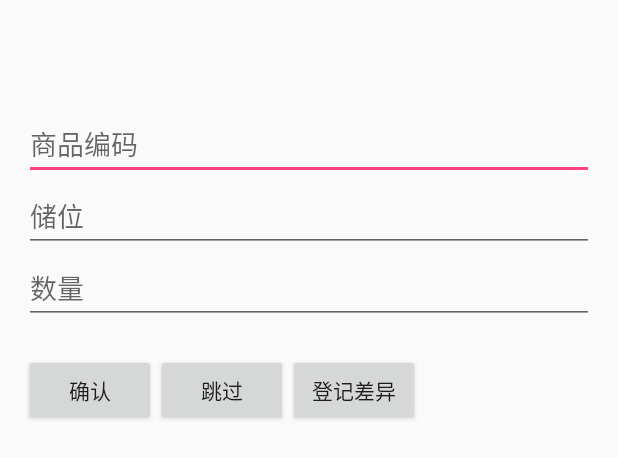
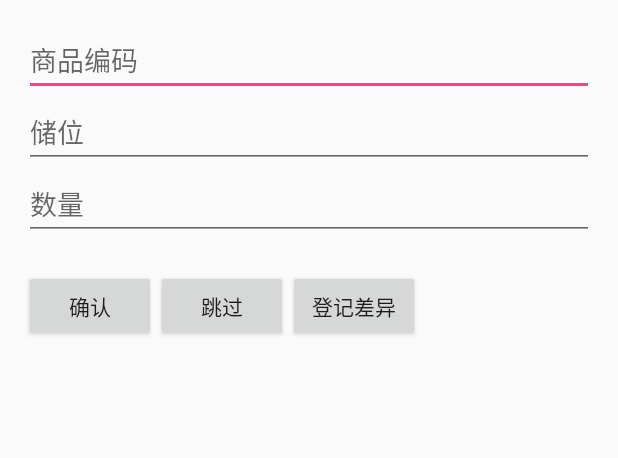
Before and after one commit to yhthu/AndroidViewDependency, an Android app: the layout activity_main.xml on its own in the app's theme, with its tools: preview values and no code run, on a phone screen of 412 x 824 dp. Shown: the top 458 px of the screen. Run offline under Robolectric (Android 15) with nearby library versions, the phone set to English and light mode, and no system bars.

Commit message:
修改逻辑

```diff
--- a/app/src/main/AndroidManifest.xml
+++ b/app/src/main/AndroidManifest.xml
@@ -1,6 +1,6 @@
 <?xml version="1.0" encoding="utf-8"?>
 <manifest xmlns:android="http://schemas.android.com/apk/res/android"
-    package="com.jd.mrd.viewdependency">
+    package="com.yhthu.viewdependency">
 
     <application
         android:allowBackup="true"
--- a/app/src/main/java/com/android/yhthu/viewdependency/MainActivity.java
+++ b/app/src/main/java/com/yhthu/viewdependency/MainActivity.java
@@ -1,4 +1,4 @@
-package com.android.yhthu.viewdependency;
+package com.yhthu.viewdependency;
 
 import android.os.Bundle;
 import android.support.v7.app.AppCompatActivity;
@@ -8,14 +8,15 @@ import android.view.inputmethod.EditorInfo;
 import android.widget.TextView;
 import android.widget.Toast;
 
-import com.android.yhthu.viewdependency.annotation.ViewDependency;
-import com.android.yhthu.viewdependency.annotation.ViewName;
-import com.android.yhthu.viewdependency.view.WatchButton;
-import com.android.yhthu.viewdependency.view.WatchEditText;
-import com.jd.mrd.viewdependency.R;
+import com.yhthu.viewdependency.R;
+import com.yhthu.viewdependency.annotation.ViewDependency;
+import com.yhthu.viewdependency.annotation.ViewName;
+import com.yhthu.viewdependency.view.WatchButton;
+import com.yhthu.viewdependency.view.WatchEditText;
 
 /**
  * 控件状态依赖Demo
+ *
  * @author yanghao1
  */
 public class MainActivity extends AppCompatActivity implements View.OnClickListener, TextView.OnEditorActionListener {
@@ -81,19 +82,19 @@ public class MainActivity extends AppCompatActivity implements View.OnClickListe
     @Override
     public boolean onEditorAction(TextView v, int actionId, KeyEvent event) {
         if (actionId == EditorInfo.IME_ACTION_NEXT && v == editQuery1
-                && (query1Str = editQuery1.getText().toString()).isEmpty()) {
+                && !(query1Str = editQuery1.getText().toString()).isEmpty()) {
             if (query1Str.equals("12345")) {
                 editQuery1.complete();
                 return true;
             }
         } else if (actionId == EditorInfo.IME_ACTION_NEXT && v == editQuery2
-                && (query2Str = editQuery1.getText().toString()).isEmpty()) {
+                && !(query2Str = editQuery1.getText().toString()).isEmpty()) {
             if (query2Str.equals("67890")) {
                 editQuery2.complete();
                 return true;
             }
         } else if (actionId == EditorInfo.IME_ACTION_NEXT && v == editQuery3
-                && (query3Str = editQuery1.getText().toString()).isEmpty()) {
+                && !(query3Str = editQuery1.getText().toString()).isEmpty()) {
             if (Integer.parseInt(query3Str) < 10) {
                 editQuery3.complete();
                 return true;
--- a/app/src/main/java/com/android/yhthu/viewdependency/annotation/ViewName.java
+++ b/app/src/main/java/com/yhthu/viewdependency/annotation/ViewDependency.java
@@ -1,4 +1,6 @@
-package com.android.yhthu.viewdependency.annotation;
+package com.yhthu.viewdependency.annotation;
+
+import com.yhthu.viewdependency.annotation.ViewName;
 
 import java.lang.annotation.Documented;
 import java.lang.annotation.ElementType;
@@ -7,19 +9,26 @@ import java.lang.annotation.RetentionPolicy;
 import java.lang.annotation.Target;
 
 /**
- * 控件业务名称
+ * 控件状态依赖
  * Created by yanghao1 on 2016/12/19.
  */
 
 @Target(ElementType.FIELD)
 @Retention(RetentionPolicy.RUNTIME)
 @Documented
-public @interface ViewName {
+public @interface ViewDependency {
 
     /**
-     * 控件业务名称
+     * 控件名称（嵌套注解）
      *
      * @return
      */
-    String value() default "";
+    ViewName name() default @ViewName;
+
+    /**
+     * 控件状态依赖
+     *
+     * @return
+     */
+    String[] dependency() default {};
 }
--- a/app/src/main/java/com/android/yhthu/viewdependency/annotation/ViewDependency.java
+++ b/app/src/main/java/com/yhthu/viewdependency/annotation/ViewName.java
@@ -1,4 +1,4 @@
-package com.android.yhthu.viewdependency.annotation;
+package com.yhthu.viewdependency.annotation;
 
 import java.lang.annotation.Documented;
 import java.lang.annotation.ElementType;
@@ -7,26 +7,19 @@ import java.lang.annotation.RetentionPolicy;
 import java.lang.annotation.Target;
 
 /**
- * 控件状态依赖
+ * 控件业务名称
  * Created by yanghao1 on 2016/12/19.
  */
 
 @Target(ElementType.FIELD)
 @Retention(RetentionPolicy.RUNTIME)
 @Documented
-public @interface ViewDependency {
+public @interface ViewName {
 
     /**
-     * 控件名称（嵌套注解）
+     * 控件业务名称
      *
      * @return
      */
-    ViewName name() default @ViewName;
-
-    /**
-     * 控件状态依赖
-     *
-     * @return
-     */
-    String[] dependency() default {};
+    String value() default "";
 }
--- a/app/src/main/java/com/android/yhthu/viewdependency/state/Complete.java
+++ b/app/src/main/java/com/yhthu/viewdependency/state/Complete.java
@@ -1,4 +1,4 @@
-package com.android.yhthu.viewdependency.state;
+package com.yhthu.viewdependency.state;
 
 import android.content.Context;
 
--- a/app/src/main/java/com/android/yhthu/viewdependency/state/Enter.java
+++ b/app/src/main/java/com/yhthu/viewdependency/state/Enter.java
@@ -1,4 +1,4 @@
-package com.android.yhthu.viewdependency.state;
+package com.yhthu.viewdependency.state;
 
 import android.content.Context;
 import android.widget.Toast;
--- a/app/src/main/java/com/android/yhthu/viewdependency/state/Operator.java
+++ b/app/src/main/java/com/yhthu/viewdependency/state/Operator.java
@@ -1,4 +1,4 @@
-package com.android.yhthu.viewdependency.state;
+package com.yhthu.viewdependency.state;
 
 import android.content.Context;
 
--- a/app/src/main/java/com/android/yhthu/viewdependency/state/Verify.java
+++ b/app/src/main/java/com/yhthu/viewdependency/state/Verify.java
@@ -1,4 +1,4 @@
-package com.android.yhthu.viewdependency.state;
+package com.yhthu.viewdependency.state;
 
 import android.content.Context;
 import android.widget.Toast;
--- a/app/src/main/java/com/android/yhthu/viewdependency/view/ViewState.java
+++ b/app/src/main/java/com/yhthu/viewdependency/view/ViewState.java
@@ -1,4 +1,4 @@
-package com.android.yhthu.viewdependency.view;
+package com.yhthu.viewdependency.view;
 
 /**
  * 控件状态
--- a/app/src/main/java/com/android/yhthu/viewdependency/view/WatchButton.java
+++ b/app/src/main/java/com/yhthu/viewdependency/view/WatchButton.java
@@ -1,4 +1,4 @@
-package com.android.yhthu.viewdependency.view;
+package com.yhthu.viewdependency.view;
 
 import android.app.Activity;
 import android.content.Context;
@@ -7,8 +7,8 @@ import android.view.MotionEvent;
 import android.view.View;
 import android.widget.Button;
 
-import com.android.yhthu.viewdependency.annotation.ViewDependency;
-import com.android.yhthu.viewdependency.annotation.ViewName;
+import com.yhthu.viewdependency.annotation.ViewDependency;
+import com.yhthu.viewdependency.annotation.ViewName;
 
 import java.lang.annotation.Annotation;
 import java.lang.reflect.Field;
--- a/app/src/main/res/layout/activity_main.xml
+++ b/app/src/main/res/layout/activity_main.xml
@@ -1,12 +1,65 @@
 <?xml version="1.0" encoding="utf-8"?>
-<android.support.design.widget.CoordinatorLayout xmlns:android="http://schemas.android.com/apk/res/android"
-    xmlns:app="http://schemas.android.com/apk/res-auto"
-    xmlns:tools="http://schemas.android.com/tools"
+<LinearLayout xmlns:android="http://schemas.android.com/apk/res/android"
     android:layout_width="match_parent"
     android:layout_height="match_parent"
-    android:fitsSystemWindows="true"
-    tools:context="com.jd.mrd.viewdependency.MainActivity">
+    android:paddingBottom="@dimen/activity_vertical_margin"
+    android:paddingLeft="@dimen/activity_horizontal_margin"
+    android:paddingRight="@dimen/activity_horizontal_margin"
+    android:paddingTop="@dimen/activity_vertical_margin"
+    android:orientation="vertical">
 
-    <include layout="@layout/content_main" />
+    <com.yhthu.viewdependency.view.WatchEditText
+        android:id="@+id/edit_query_1"
+        android:layout_width="match_parent"
+        android:layout_height="wrap_content"
+        android:tag="editQuery1"
+        android:imeOptions="actionNext"
+        android:hint="商品编码"
+        android:inputType="number"/>
 
-</android.support.design.widget.CoordinatorLayout>
+    <com.yhthu.viewdependency.view.WatchEditText
+        android:id="@+id/edit_query_2"
+        android:layout_width="match_parent"
+        android:layout_height="wrap_content"
+        android:tag="editQuery2"
+        android:imeOptions="actionNext"
+        android:hint="储位"
+        android:inputType="number"/>
+
+    <com.yhthu.viewdependency.view.WatchEditText
+        android:id="@+id/edit_query_3"
+        android:layout_width="match_parent"
+        android:layout_height="wrap_content"
+        android:tag="editQuery3"
+        android:imeOptions="actionNext"
+        android:hint="数量"
+        android:inputType="number"/>
+
+    <LinearLayout
+        android:layout_width="match_parent"
+        android:layout_height="wrap_content"
+        android:layout_marginTop="20dp"
+        android:orientation="horizontal">
+
+        <com.yhthu.viewdependency.view.WatchButton
+            android:id="@+id/search_button_1"
+            android:layout_width="wrap_content"
+            android:layout_height="wrap_content"
+            android:tag="buttonSearch1"
+            android:text="确认" />
+
+        <com.yhthu.viewdependency.view.WatchButton
+            android:id="@+id/search_button_2"
+            android:layout_width="wrap_content"
+            android:layout_height="wrap_content"
+            android:tag="buttonSearch2"
+            android:text="跳过" />
+
+        <com.yhthu.viewdependency.view.WatchButton
+            android:id="@+id/search_button_3"
+            android:layout_width="wrap_content"
+            android:layout_height="wrap_content"
+            android:tag="buttonSearch3"
+            android:text="登记差异" />
+    </LinearLayout>
+</LinearLayout>
--- a/build.gradle
+++ b/build.gradle
@@ -5,7 +5,7 @@ buildscript {
         jcenter()
     }
     dependencies {
-        classpath 'com.android.tools.build:gradle:1.5.0'
+        classpath 'com.android.tools.build:gradle:2.2.3'
 
         // NOTE: Do not place your application dependencies here; they belong
         // in the individual module build.gradle files
```
Also changed, not shown: app/src/main/java/com/yhthu/viewdependency/view/WatchEditText.java (renamed from app/src/main/java/com/android/yhthu/viewdependency/view/WatchEditText.java, +6 -5 lines), gradle/wrapper/gradle-wrapper.properties, 1 other file.
